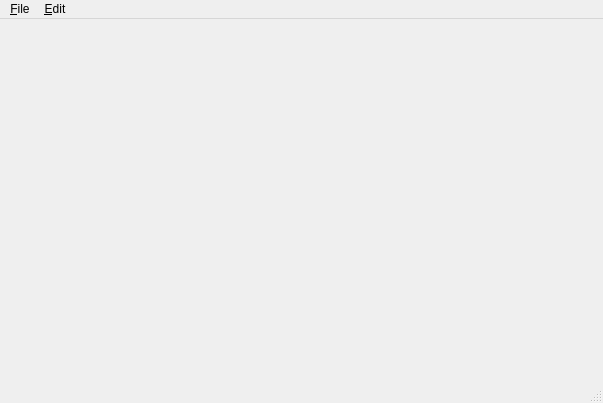
Narsil/QWave, file app/mainwindow.ui: the form before one commit.
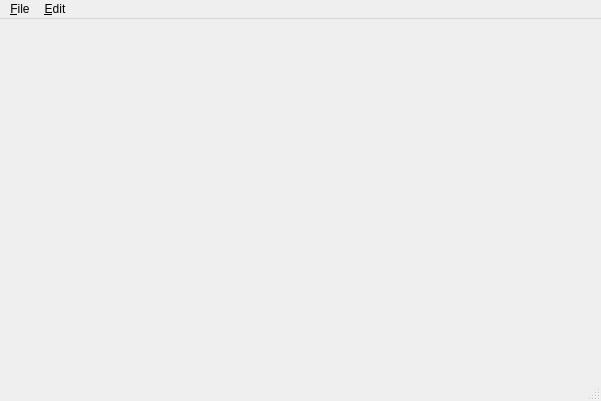
The form after the commit.

Diff of the .ui file:
```diff
--- a/app/mainwindow.ui
+++ b/app/mainwindow.ui
@@ -6,8 +6,8 @@
    <rect>
     <x>0</x>
     <y>0</y>
-    <width>603</width>
-    <height>403</height>
+    <width>601</width>
+    <height>401</height>
    </rect>
   </property>
   <property name="windowTitle">
@@ -21,7 +21,7 @@
     <rect>
      <x>0</x>
      <y>0</y>
-     <width>603</width>
+     <width>601</width>
      <height>22</height>
     </rect>
    </property>
```
Left out of the diff: 2 changed lines with no effect on the pictures.
